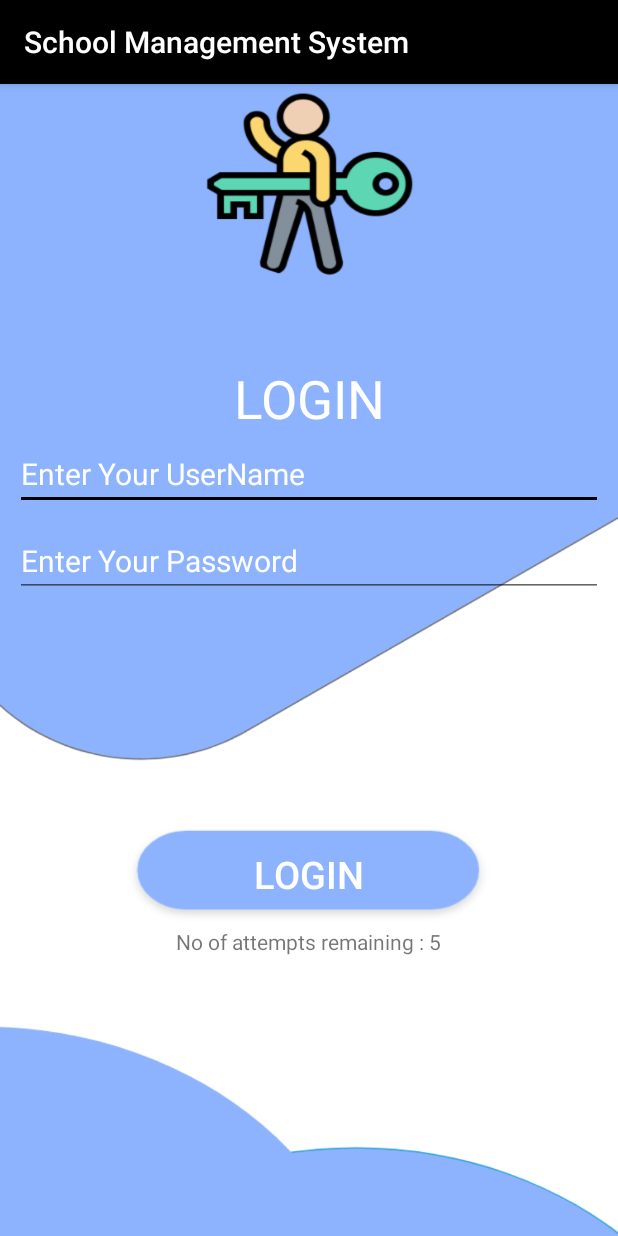
After one commit to ramimhossain12/School-Management-System-Apps, an Android app: the TeacherLoginActivity screen opened directly, with no data from a screen before it, on a phone screen of 412 x 824 dp. The commit adds this screen. Run offline under Robolectric (Android 15) with nearby library versions, the phone set to English and light mode, and no system bars; 2 statements that could not run were skipped.

Commit message:
Teacher login system

```diff
--- a/app/src/main/AndroidManifest.xml
+++ b/app/src/main/AndroidManifest.xml
@@ -20,7 +20,8 @@
         android:roundIcon="@mipmap/ic_launcher_round"
         android:supportsRtl="true"
         android:theme="@style/AppTheme">
-        <activity android:name=".ChooseActivity"></activity>
+        <activity android:name=".TeacherLoginActivity"></activity>
+        <activity android:name=".ChooseActivity" />
         <activity android:name=".MainActivity" />
         <activity android:name=".BarCodeScanner" />
         <activity android:name=".MapActivity2" />
--- a/app/src/main/java/com/example/schoolinformationsystem/ChooseActivity.java
+++ b/app/src/main/java/com/example/schoolinformationsystem/ChooseActivity.java
@@ -29,7 +29,7 @@ public class ChooseActivity extends AppCompatActivity {
             public void onClick(View v) {
                  if (optaion1.isChecked()){
 
-                     Intent i = new Intent(ChooseActivity.this,TeacherActivity.class);
+                     Intent i = new Intent(ChooseActivity.this,TeacherLoginActivity.class);
                      startActivity(i);
                  }
                  else if (optaion2.isChecked()){
--- /dev/null
+++ b/app/src/main/java/com/example/schoolinformationsystem/TeacherLoginActivity.java
@@ -0,0 +1,53 @@
+package com.example.schoolinformationsystem;
+
+import androidx.appcompat.app.AppCompatActivity;
+
+import android.content.Intent;
+import android.os.Bundle;
+import android.view.View;
+import android.widget.Button;
+import android.widget.EditText;
+import android.widget.TextView;
+
+import javax.security.auth.login.LoginException;
+
+public class TeacherLoginActivity extends AppCompatActivity {
+
+    private EditText Name, Password;
+    private Button login;
+    private TextView info;
+    private  int counter =5;
+
+    @Override
+    protected void onCreate(Bundle savedInstanceState) {
+        super.onCreate(savedInstanceState);
+        setContentView(R.layout.activity_teacher_login);
+
+        Name = findViewById(R.id.etName);
+        Password = findViewById(R.id.etpassword);
+        login = findViewById(R.id.btnLogin);
+        info = findViewById(R.id.tvinfo);
+
+        info.setText("No of attempts remaining : 5");
+
+   login.setOnClickListener(new View.OnClickListener() {
+       @Override
+       public void onClick(View v) {
+           validate(Name.getText().toString(),Password.getText().toString());
+       }
+   });
+    }
+
+    private  void  validate(String userName, String userPassword){
+        if ((userName.equals("admin")) && (userPassword.equals("1234"))){
+            Intent intent = new Intent(TeacherLoginActivity.this,TeacherActivity.class);
+            startActivity(intent);
+        }else {
+                     counter--;
+                     info.setText("No of attempts remaining:" + String.valueOf(counter));
+                     if (counter == 0){
+                       login.setEnabled(false);
+                     }
+        }
+    }
+}
--- /dev/null
+++ b/app/src/main/res/layout/activity_teacher_login.xml
@@ -0,0 +1,70 @@
+<?xml version="1.0" encoding="utf-8"?>
+<RelativeLayout xmlns:android="http://schemas.android.com/apk/res/android"
+    xmlns:app="http://schemas.android.com/apk/res-auto"
+    xmlns:tools="http://schemas.android.com/tools"
+    android:layout_width="match_parent"
+    android:layout_height="match_parent"
+    android:background="@drawable/tec"
+    android:gravity="center"
+    android:orientation="vertical"
+    android:padding="10dp"
+    tools:context=".TeacherLoginActivity">
+
+
+    <TextView
+        android:layout_width="match_parent"
+        android:layout_height="wrap_content"
+        android:gravity="center"
+        android:text="LOGIN"
+        android:textColor="#fff"
+        android:textSize="35dp" />
+
+
+    <EditText
+        android:id="@+id/etName"
+        android:layout_width="match_parent"
+        android:layout_height="wrap_content"
+        android:textColorHint="#fff"
+        android:layout_marginTop="50dp"
+        android:hint="Enter Your UserName"
+        android:textSize="20sp" />
+
+    <EditText
+        android:id="@+id/etpassword"
+        android:layout_width="match_parent"
+        android:layout_height="wrap_content"
+        android:layout_below="@id/etName"
+        android:layout_marginTop="10dp"
+        android:textColorHint="#fff"
+        android:hint="Enter Your Password"
+        android:textSize="20sp" />
+
+
+    <LinearLayout
+        android:layout_width="match_parent"
+        android:layout_height="wrap_content"
+        android:layout_below="@id/etpassword"
+        android:layout_marginTop="150dp"
+        android:gravity="center"
+        android:orientation="vertical">
+
+        <Button
+            android:id="@+id/btnLogin"
+            android:layout_width="250dp"
+            android:layout_height="70dp"
+            android:background="@drawable/re"
+            android:text="Login"
+            android:textSize="25sp"
+            android:textColor="#fff" />
+
+        <TextView
+            android:id="@+id/tvinfo"
+            android:layout_width="wrap_content"
+            android:layout_height="wrap_content"
+            android:text=" No of incorrect attempts:" />
+
+
+    </LinearLayout>
+
+
+</RelativeLayout>
```
Also changed, not shown: app/src/main/res/drawable/re.png (added), app/src/main/res/drawable/tec.png (added).
